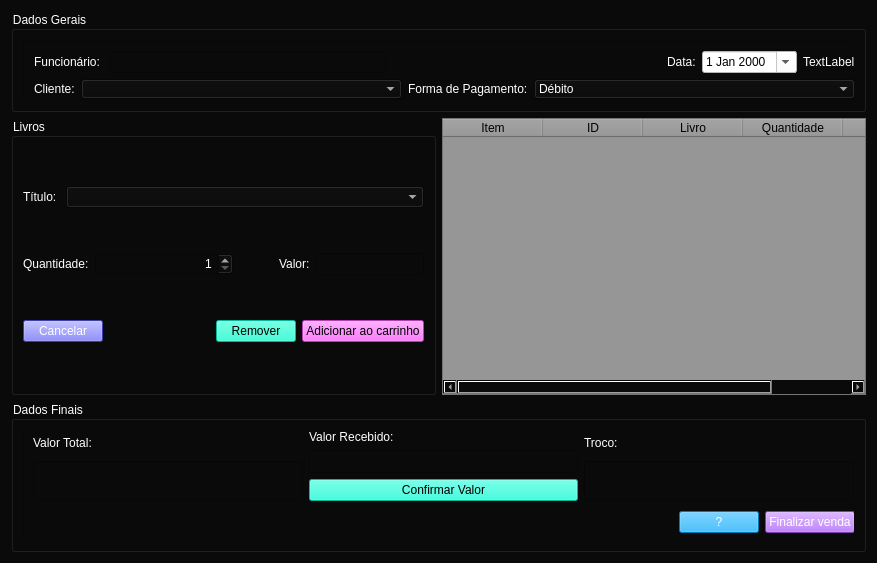
Before: the Qt Designer form view/nova_venda.ui in HarukiReiss/Sistema-Cyber_Book, drawn with Qt 5.
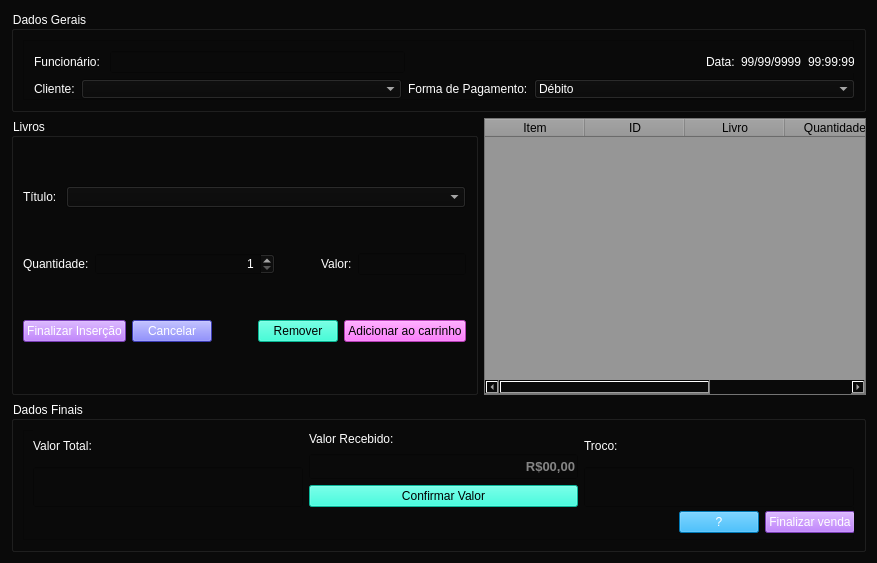
After: the same form once the commit is applied.

The edit to the form file:
```diff
--- a/view/nova_venda.ui
+++ b/view/nova_venda.ui
@@ -38,7 +38,7 @@
         <property name="frameShadow">
          <enum>QFrame::Raised</enum>
         </property>
-        <widget class="QWidget" name="">
+        <widget class="QWidget" name="layoutWidget">
          <property name="geometry">
           <rect>
            <x>11</x>
@@ -89,26 +89,28 @@
            </widget>
           </item>
           <item>
-           <widget class="QDateEdit" name="data_edit">
+           <widget class="QLabel" name="day">
             <property name="styleSheet">
-             <string notr="true">background-color: rgb(255, 255, 255);
-color: rgb(0, 0, 0);</string>
+             <string notr="true">color: rgb(255, 255, 255);</string>
             </property>
-            <property name="calendarPopup">
-             <bool>true</bool>
+            <property name="text">
+             <string>99/99/9999</string>
             </property>
            </widget>
           </item>
           <item>
            <widget class="QLabel" name="data">
+            <property name="styleSheet">
+             <string notr="true">color: rgb(255, 255, 255);</string>
+            </property>
             <property name="text">
-             <string>TextLabel</string>
+             <string>99:99:99</string>
             </property>
            </widget>
           </item>
          </layout>
         </widget>
-        <widget class="QWidget" name="">
+        <widget class="QWidget" name="layoutWidget">
          <property name="geometry">
           <rect>
            <x>11</x>
@@ -192,7 +194,17 @@
            </widget>
           </item>
           <item>
-           <widget class="QComboBox" name="book_box"/>
+           <widget class="QComboBox" name="book_box">
+            <property name="styleSheet">
+             <string notr="true">background-color: rgb(10, 10, 10);</string>
+            </property>
+            <property name="editable">
+             <bool>false</bool>
+            </property>
+            <property name="currentText">
+             <string/>
+            </property>
+           </widget>
           </item>
          </layout>
         </item>
@@ -279,6 +291,16 @@
         </item>
         <item>
          <layout class="QHBoxLayout" name="horizontalLayout_5">
+          <item>
+           <widget class="QPushButton" name="finish_sale">
+            <property name="styleSheet">
+             <string notr="true">background-color: rgb(170, 85, 255);</string>
+            </property>
+            <property name="text">
+             <string>Finalizar Inserção</string>
+            </property>
+           </widget>
+          </item>
           <item>
            <widget class="QPushButton" name="cancel_sale">
             <property name="styleSheet">
@@ -396,7 +418,7 @@
         <property name="frameShadow">
          <enum>QFrame::Raised</enum>
         </property>
-        <widget class="QWidget" name="">
+        <widget class="QWidget" name="layoutWidget">
          <property name="geometry">
           <rect>
            <x>11</x>
@@ -441,13 +463,13 @@
           </item>
          </layout>
         </widget>
-        <widget class="QWidget" name="">
+        <widget class="QWidget" name="layoutWidget">
          <property name="geometry">
           <rect>
            <x>10</x>
            <y>0</y>
            <width>821</width>
-           <height>71</height>
+           <height>77</height>
           </rect>
          </property>
          <layout class="QHBoxLayout" name="horizontalLayout_8">
@@ -500,22 +522,21 @@
               <property name="minimumSize">
                <size>
                 <width>0</width>
-                <height>10</height>
+                <height>25</height>
                </size>
               </property>
               <property name="font">
                <font>
-                <pointsize>14</pointsize>
+                <pointsize>10</pointsize>
+                <weight>75</weight>
+                <bold>true</bold>
                </font>
               </property>
-              <property name="text">
-               <string/>
-              </property>
               <property name="alignment">
                <set>Qt::AlignRight|Qt::AlignTrailing|Qt::AlignVCenter</set>
               </property>
-              <property name="readOnly">
-               <bool>true</bool>
+              <property name="placeholderText">
+               <string>R$00,00</string>
               </property>
              </widget>
             </item>
```
Left out of the diff: 12 changed lines with no effect on the pictures.
